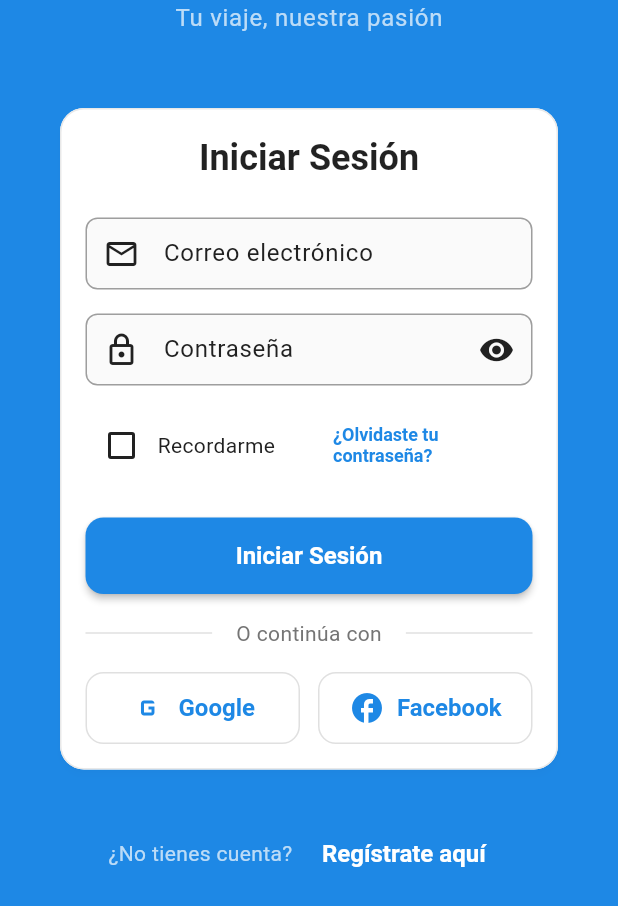
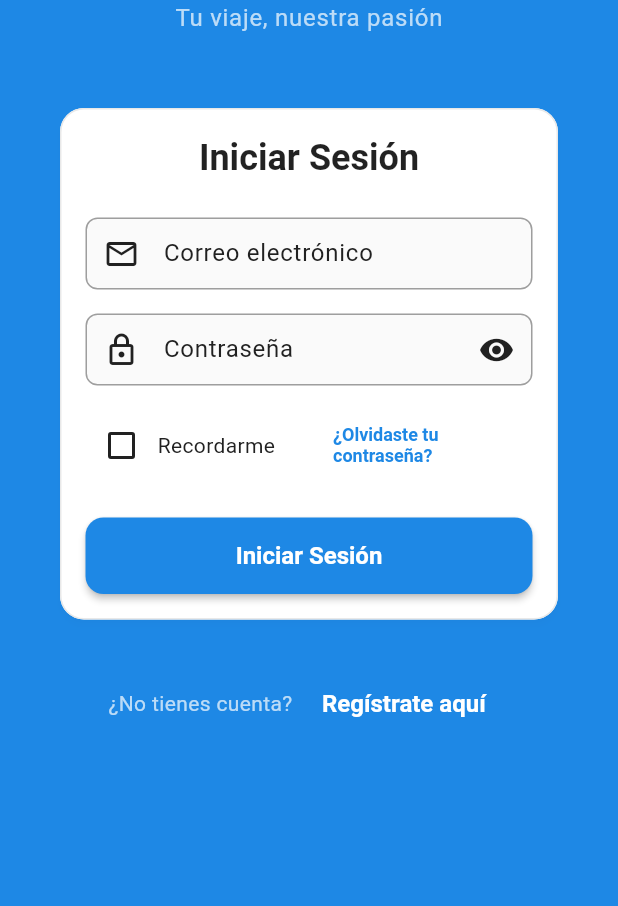
Before and after one commit to cdquinterop/taxiruta-app, a Flutter app: the screen it shows after launch, on a phone screen of 412 x 824 dp, the part 330-1236 px from its top. Run offline on Flutter 3.47's test engine with Material 3 defaults, Android fonts, the phone set to English and light mode, and no system bars; our stand-ins replace dio, equatable, flutter_riverpod, flutter_secure_storage, freezed_annotation, go_router.

Commit message:
eliminaciòn de contibuar con google y facebook en el login

```diff
--- a/lib/features/auth/presentation/pages/login_screen.dart
+++ b/lib/features/auth/presentation/pages/login_screen.dart
@@ -83,14 +83,6 @@ class _LoginScreenState extends ConsumerState<LoginScreen> {
 
                       // Botón de login
                       _buildLoginButton(context, authState.isLoading),
-                      const SizedBox(height: 16),
-
-                      // Divisor
-                      _buildDivider(),
-                      const SizedBox(height: 16),
-
-                      // Login con redes sociales
-                      _buildSocialLogin(context),
                     ],
                   ),
                 ),
@@ -317,73 +309,6 @@ class _LoginScreenState extends ConsumerState<LoginScreen> {
   }
 
   /// Construye el divisor
-  Widget _buildDivider() {
-    return Row(
-      children: [
-        Expanded(child: Divider(color: Colors.grey[300])),
-        Padding(
-          padding: const EdgeInsets.symmetric(horizontal: 16),
-          child: Text(
-            'O continúa con',
-            style: TextStyle(color: Colors.grey[600]),
-          ),
-        ),
-        Expanded(child: Divider(color: Colors.grey[300])),
-      ],
-    );
-  }
-
-  /// Construye los botones de login social
-  Widget _buildSocialLogin(BuildContext context) {
-    return Row(
-      children: [
-        Expanded(
-          child: OutlinedButton.icon(
-            onPressed: () {
-              // TODO: Implementar login con Google
-              ScaffoldMessenger.of(context).showSnackBar(
-                const SnackBar(
-                  content: Text('Login con Google próximamente'),
-                ),
-              );
-            },
-            icon: const Icon(Icons.g_mobiledata, size: 24),
-            label: const Text('Google'),
-            style: OutlinedButton.styleFrom(
-              padding: const EdgeInsets.symmetric(vertical: 12),
-              side: BorderSide(color: Colors.grey[300]!),
-              shape: RoundedRectangleBorder(
-                borderRadius: BorderRadius.circular(12),
-              ),
-            ),
-          ),
-        ),
-        const SizedBox(width: 12),
-        Expanded(
-          child: OutlinedButton.icon(
-            onPressed: () {
-              // TODO: Implementar login con Facebook
-              ScaffoldMessenger.of(context).showSnackBar(
-                const SnackBar(
-                  content: Text('Login con Facebook próximamente'),
-                ),
-              );
-            },
-            icon: const Icon(Icons.facebook, size: 24),
-            label: const Text('Facebook'),
-            style: OutlinedButton.styleFrom(
-              padding: const EdgeInsets.symmetric(vertical: 12),
-              side: BorderSide(color: Colors.grey[300]!),
-              shape: RoundedRectangleBorder(
-                borderRadius: BorderRadius.circular(12),
-              ),
-            ),
-          ),
-        ),
-      ],
-    );
-  }
-
   /// Construye el link para registro
   Widget _buildRegisterLink(BuildContext context) {
     return Row(
```
